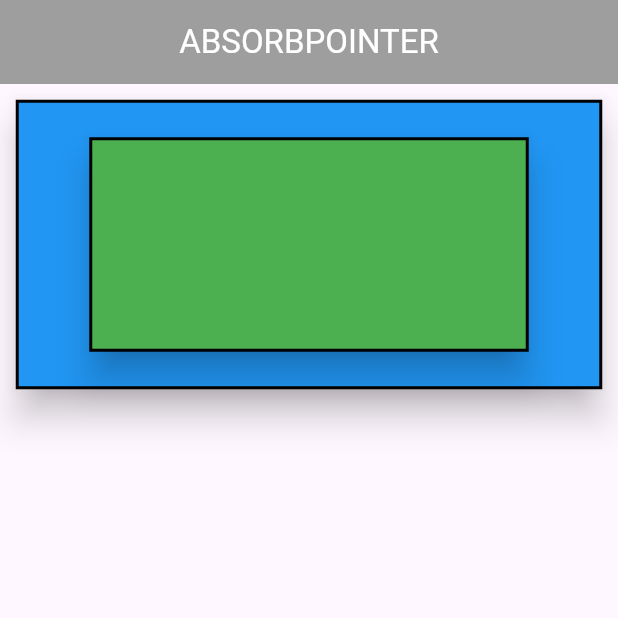
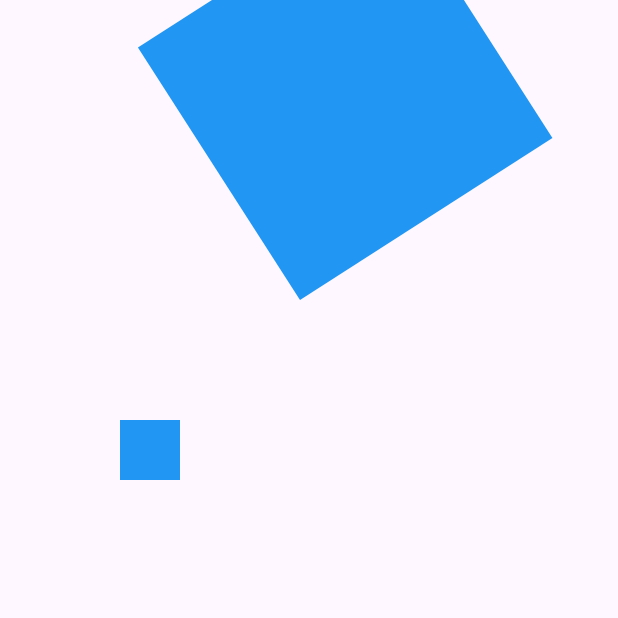
Before and after one commit to Roshan-Barkane/flutter_widgets_of_the_day, a Flutter app: the screen it shows after launch, on a phone screen of 412 x 824 dp, the top half of it. Run offline on Flutter 3.47's test engine with Material 3 defaults, Android fonts, the phone set to English and light mode, and no system bars.

Commit message:
Used the ransform widget and take the scale and rotate property

```diff
--- a/lib/main.dart
+++ b/lib/main.dart
@@ -1,5 +1,6 @@
 import 'package:flutter/material.dart';
 import 'package:flutter_widgets_of_the_day/pages/absorbpointer.dart';
+import 'package:flutter_widgets_of_the_day/pages/tansform.dart';
 
 void main() {
   runApp(const MyApp());
@@ -18,9 +19,6 @@ class MyApp extends StatelessWidget {
           colorScheme: ColorScheme.fromSeed(seedColor: Colors.deepPurple),
           useMaterial3: true,
         ),
-      home: const AbsorbPinter_Widget(
-        title: "AbsorbPointer",
-      ),
-    );
+        home: const TansformWidget());
   }
 }
--- a/lib/pages/hero1.dart
+++ b/lib/pages/hero1.dart
@@ -14,7 +14,10 @@ class HeroPage1 extends StatelessWidget {
         title: const Text(
           "Girl Dating 💥",
           style: TextStyle(
-              fontSize: 40, fontWeight: FontWeight.w500, color: Colors.white),
+            fontSize: 40,
+            fontWeight: FontWeight.w500,
+            color: Colors.white,
+          ),
         ),
       ),
       body: ListView.builder(
--- /dev/null
+++ b/lib/pages/tansform.dart
@@ -0,0 +1,46 @@
+import 'package:flutter/material.dart';
+
+class TansformWidget extends StatefulWidget {
+  const TansformWidget({super.key});
+
+  @override
+  State<TansformWidget> createState() => _TansformWidgetState();
+}
+
+class _TansformWidgetState extends State<TansformWidget> {
+  @override
+  Widget build(BuildContext context) {
+    return Scaffold(
+      body: SingleChildScrollView(
+        child: Column(
+          mainAxisAlignment: MainAxisAlignment.spaceEvenly,
+          children: [
+            Transform.rotate(
+              /* angle are taking 0 to 1
+                if -ve value you roted by anticlockwise
+                if +ve value you roted by unticlockwise
+               */
+              angle: 1,
+              /* origin takes offset its have to paramiter
+                x-direction and y-direction */
+              origin: const Offset(100, 100),
+              child: Container(
+                height: 200,
+                width: 200,
+                color: Colors.blue,
+              ),
+            ),
+            Transform.scale(
+              scale: 0.2,
+              child: Container(
+                height: 200,
+                width: 200,
+                color: Colors.blue,
+              ),
+            ),
+          ],
+        ),
+      ),
+    );
+  }
+}
```
Lines whose indentation alone changed are shown as unchanged.
